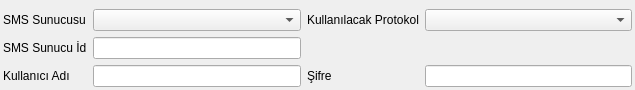
Before: the Qt Designer form YONETIM/sms_sunucusu_formu.ui in adakteknoloji/FRAMEWORK, drawn with Qt 5.
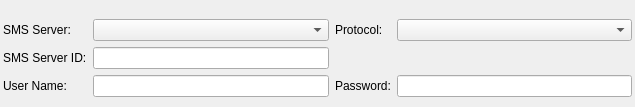
After: the same form once the commit is applied.

Commit message: SMS SUNUCU formu çeviri tamamlandı.

```diff
--- a/YONETIM/sms_sunucusu_formu.ui
+++ b/YONETIM/sms_sunucusu_formu.ui
@@ -7,7 +7,7 @@
     <x>0</x>
     <y>0</y>
     <width>635</width>
-    <height>86</height>
+    <height>107</height>
    </rect>
   </property>
   <property name="sizePolicy">
@@ -50,7 +50,7 @@
         </sizepolicy>
        </property>
        <property name="text">
-        <string>SMS Sunucusu</string>
+        <string>SMS Server:</string>
        </property>
       </widget>
      </item>
@@ -66,7 +66,7 @@
         </sizepolicy>
        </property>
        <property name="text">
-        <string>Kullanılacak Protokol</string>
+        <string>Protocol:</string>
        </property>
       </widget>
      </item>
@@ -82,7 +82,7 @@
         </sizepolicy>
        </property>
        <property name="text">
-        <string>SMS Sunucu İd</string>
+        <string>SMS Server ID:</string>
        </property>
       </widget>
      </item>
@@ -98,7 +98,7 @@
         </sizepolicy>
        </property>
        <property name="text">
-        <string>Kullanıcı Adı</string>
+        <string>User Name:</string>
        </property>
       </widget>
      </item>
@@ -114,7 +114,7 @@
         </sizepolicy>
        </property>
        <property name="text">
-        <string>Şifre</string>
+        <string>Password:</string>
        </property>
       </widget>
      </item>
```
Left out of the diff: 32 changed lines with no effect on the pictures. The commit also changes 1 other file.
